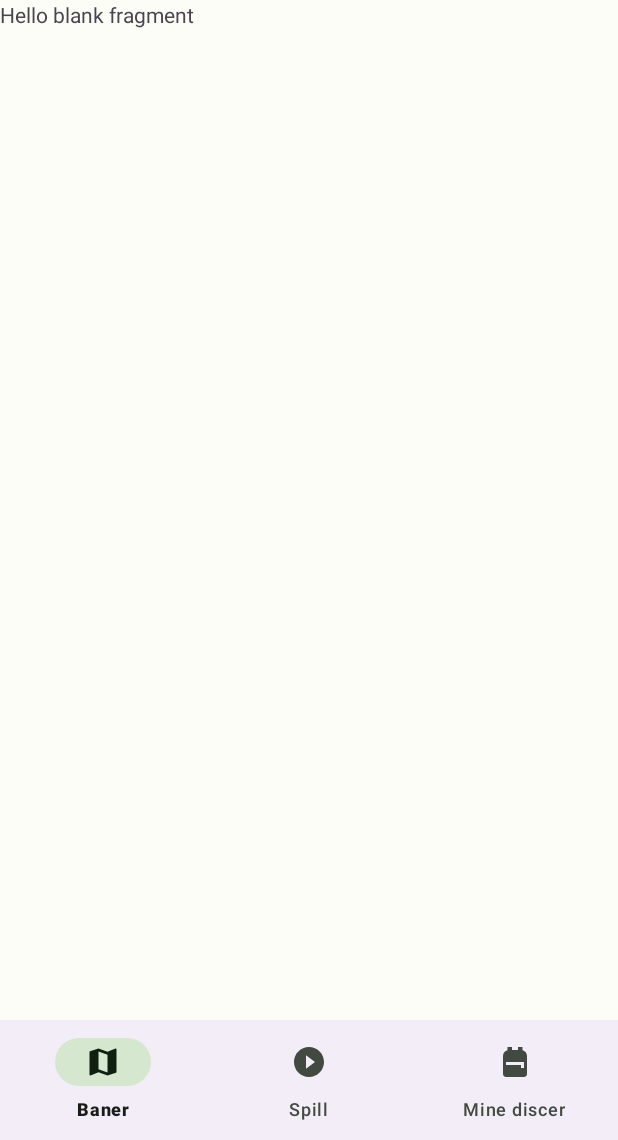
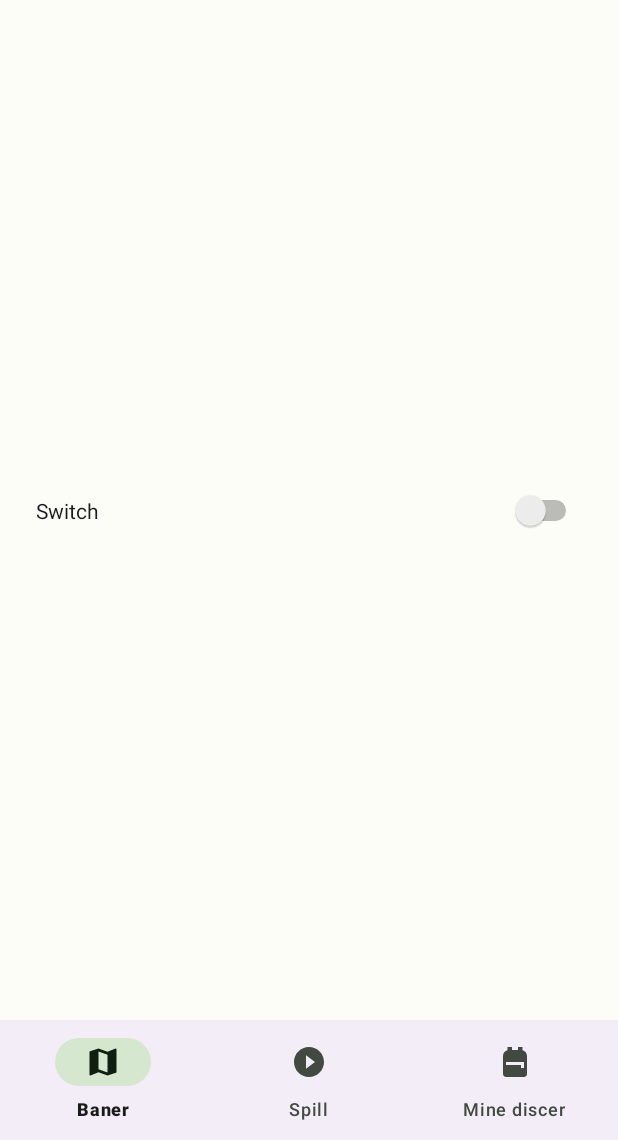
Before and after one commit to vetlewj/DiscgolfApp, an Android app: the CoursesMapFragment screen opened through its navigation route, on a phone screen of 412 x 824 dp, the part 96-1236 px from its top. Run offline under Robolectric (Android 15) with nearby library versions, the phone set to English and light mode, and no system bars; our stand-ins replace navigation-ui.

Commit message:
added navigation from the list of courses to maps

```diff
--- a/app/src/main/java/no/hiof/discgolfapp/CoursesMapFragment.kt
+++ b/app/src/main/java/no/hiof/discgolfapp/CoursesMapFragment.kt
@@ -5,9 +5,14 @@ import androidx.fragment.app.Fragment
 import android.view.LayoutInflater
 import android.view.View
 import android.view.ViewGroup
+import androidx.navigation.fragment.findNavController
+import no.hiof.discgolfapp.databinding.FragmentCoursesMapBinding
+import no.hiof.discgolfapp.databinding.FragmentCoursesOverviewListBinding
 
 
 class CoursesMapFragment : Fragment() {
+
+    private var fragmentBinding: FragmentCoursesMapBinding? = null
 
     override fun onCreateView(
         inflater: LayoutInflater, container: ViewGroup?,
@@ -19,5 +24,13 @@ class CoursesMapFragment : Fragment() {
 
     override fun onViewCreated(view: View, savedInstanceState: Bundle?) {
         super.onViewCreated(view, savedInstanceState)
+        val binding = FragmentCoursesMapBinding.bind(view)
+        fragmentBinding = binding
+
+        binding.mapsToCoursesListSwitch.setOnClickListener({
+            findNavController().navigate(R.id.action_coursesMapFragment_to_coursesOverviewListFragment)
+        })
+
+
     }
 }
--- a/app/src/main/java/no/hiof/discgolfapp/CoursesOverviewListFragment.kt
+++ b/app/src/main/java/no/hiof/discgolfapp/CoursesOverviewListFragment.kt
@@ -32,8 +32,12 @@ class CoursesOverviewListFragment : Fragment() {
         val binding = FragmentCoursesOverviewListBinding.bind(view)
         fragmentBinding = binding
 
-        binding.coursesOverviewListMapSwitch.setOnCheckedChangeListener {
-                compoundButton, b -> Toast.makeText(view.context, " clicked", Toast.LENGTH_SHORT).show()   }
+        binding.coursesOverviewListToMapSwitch.setOnCheckedChangeListener {
+                compoundButton, b ->
+            Toast.makeText(view.context, " clicked", Toast.LENGTH_SHORT).show()
+
+            findNavController().navigate(R.id.action_coursesOverviewListFragment_to_coursesMapFragment)
+        }
 
         binding.courseRecyclerView.adapter = CourseRecyclerAdapter(Course.getCourses(), View.OnClickListener {
             val position = binding.courseRecyclerView.getChildAdapterPosition(it)
--- a/app/src/main/res/layout/fragment_courses_map.xml
+++ b/app/src/main/res/layout/fragment_courses_map.xml
@@ -1,14 +1,21 @@
 <?xml version="1.0" encoding="utf-8"?>
-<FrameLayout xmlns:android="http://schemas.android.com/apk/res/android"
+<androidx.constraintlayout.widget.ConstraintLayout xmlns:android="http://schemas.android.com/apk/res/android"
+    xmlns:app="http://schemas.android.com/apk/res-auto"
     xmlns:tools="http://schemas.android.com/tools"
+    android:id="@+id/coursesMapsFrameLayout"
     android:layout_width="match_parent"
     android:layout_height="match_parent"
-    tools:context=".CoursesMapFragment">
+    tools:context=".CoursesMapFragment" >
 
-    <!-- TODO: Update blank fragment layout -->
-    <TextView
-        android:layout_width="match_parent"
-        android:layout_height="match_parent"
-        android:text="@string/hello_blank_fragment" />
-
-</FrameLayout>
+    <Switch
+        android:id="@+id/mapsToCoursesListSwitch"
+        android:layout_width="0dp"
+        android:layout_height="wrap_content"
+        android:layout_marginStart="24dp"
+        android:layout_marginEnd="24dp"
+        android:text="Switch"
+        app:layout_constraintBottom_toBottomOf="parent"
+        app:layout_constraintEnd_toEndOf="parent"
+        app:layout_constraintStart_toStartOf="parent"
+        app:layout_constraintTop_toTopOf="parent" />
+</androidx.constraintlayout.widget.ConstraintLayout>
--- a/app/src/main/res/layout/fragment_courses_overview_list.xml
+++ b/app/src/main/res/layout/fragment_courses_overview_list.xml
@@ -17,11 +17,11 @@ tools:context=".CoursesOverviewListFragment">
         app:layout_constraintEnd_toEndOf="parent"
         app:layout_constraintHorizontal_bias="1.0"
         app:layout_constraintStart_toStartOf="parent"
-        app:layout_constraintTop_toBottomOf="@+id/coursesOverviewListMapSwitch"
+        app:layout_constraintTop_toBottomOf="@+id/coursesOverviewListToMapSwitch"
         app:layout_constraintVertical_bias="0.0" />
 
     <Switch
-        android:id="@+id/coursesOverviewListMapSwitch"
+        android:id="@+id/coursesOverviewListToMapSwitch"
         android:layout_width="0dp"
         android:layout_height="wrap_content"
         android:layout_marginStart="16dp"
--- a/app/src/main/res/navigation/mobile_navigation.xml
+++ b/app/src/main/res/navigation/mobile_navigation.xml
@@ -13,6 +13,9 @@
         <action
             android:id="@+id/action_coursesOverviewListFragment_to_courseInfoFragment"
             app:destination="@id/courseInfoFragment" />
+        <action
+            android:id="@+id/action_coursesOverviewListFragment_to_coursesMapFragment"
+            app:destination="@id/coursesMapFragment" />
     </fragment>
     <fragment
         android:id="@+id/myDiscsFragment"
@@ -94,5 +97,9 @@
         android:id="@+id/coursesMapFragment"
         android:name="no.hiof.discgolfapp.CoursesMapFragment"
         android:label="fragment_courses_map"
-        tools:layout="@layout/fragment_courses_map" />
+        tools:layout="@layout/fragment_courses_map" >
+        <action
+            android:id="@+id/action_coursesMapFragment_to_coursesOverviewListFragment"
+            app:destination="@id/coursesOverviewListFragment" />
+    </fragment>
 </navigation>
```
